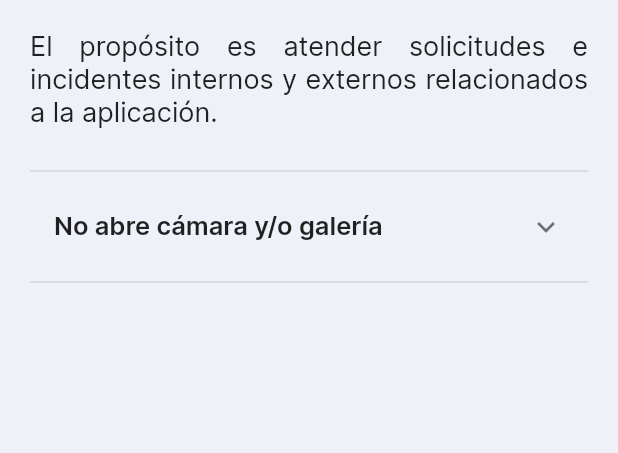
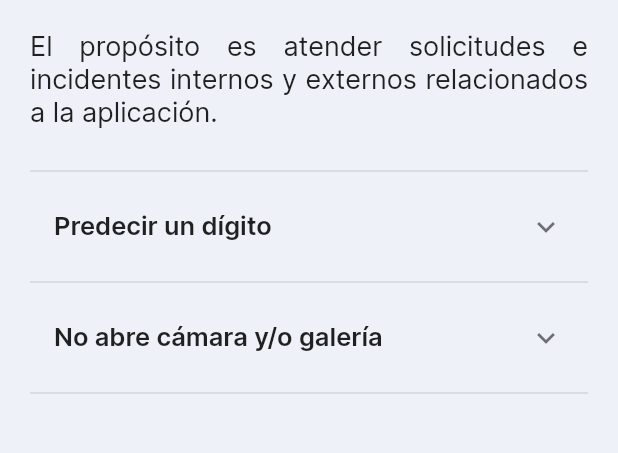
Before and after one commit to AgustinMontenegro95/digiscan, a Flutter app: the HelpScreen screen opened directly, on a phone screen of 412 x 824 dp, the part 81-534 px from its top. Run offline on Flutter 3.47's test engine with Material 2 defaults, Android fonts, the phone set to English and light mode, and no system bars; our stand-ins replace animate_do, flutter_native_splash, image_cropper, image_picker, permission_handler, rive and 2 more; missing offline and left inert: file_saver, flutter_tflite, invert_colors.

Commit message:
Se agregó en ayudas como predecir un digíto.

```diff
--- a/lib/screens/development_process/process_screen.dart
+++ b/lib/screens/development_process/process_development_screen.dart
@@ -1,5 +1,5 @@
 import 'package:flutter/material.dart';
-import 'package:digiscan/screens/development_process/components/body_process.dart';
+import 'package:digiscan/screens/development_process/components/body_development_process.dart';
 
 class DevelopmentProcessScreen extends StatelessWidget {
   const DevelopmentProcessScreen({super.key});
--- a/lib/screens/entry_point/components/side_bar.dart
+++ b/lib/screens/entry_point/components/side_bar.dart
@@ -4,7 +4,7 @@ import 'package:digiscan/screens/habinak_carlos/habinak_carlos_screen.dart';
 import 'package:digiscan/screens/help/help_screen.dart';
 import 'package:digiscan/screens/montenegro_agustin/montenegro_agustin_screen.dart';
 import 'package:digiscan/screens/more_about_digiscan/more_about_digiscan_screen.dart';
-import 'package:digiscan/screens/development_process/process_screen.dart';
+import 'package:digiscan/screens/development_process/process_development_screen.dart';
 import 'package:flutter/material.dart';
 import 'package:url_launcher/url_launcher_string.dart';
 
--- a/lib/screens/help/components/body_help.dart
+++ b/lib/screens/help/components/body_help.dart
@@ -39,6 +39,33 @@ class BodyHelp extends StatelessWidget {
                 ),
                 const SizedBox(height: 20),
                 Divider(color: Colors.grey.withOpacity(0.5)),
+                const ExpansionTile(
+                  title: Text(
+                    "Predecir un dígito",
+                    style: TextStyle(fontSize: 17, fontWeight: FontWeight.w700),
+                  ),
+                  children: [
+                    Text(
+                      "Para predecir un dígito lo que tienes que hacer es seguir los siguientes pasos:",
+                      textAlign: TextAlign.justify,
+                      style: TextStyle(
+                        fontSize: 16,
+                      ),
+                    ),
+                    SizedBox(height: 10),
+                    Padding(
+                      padding: EdgeInsets.symmetric(horizontal: 15),
+                      child: Text(
+                        "1) En pantalla principal, debes seleccionar \"Agregar imagen\" para luego abrir la galería o tomar una foto (en caso de no haber concedido antes los permisos, concederlos).\n2) Editar la imagen de modo que el dígito quede centrado dentro del recuadro y confirmar la selección.\n3) Por último, presionar el botón \"Predecir\" que nos brindará el resultado de la predicción.",
+                        textAlign: TextAlign.justify,
+                        style: TextStyle(
+                          fontSize: 15,
+                        ),
+                      ),
+                    ),
+                  ],
+                ),
+                Divider(color: Colors.grey.withOpacity(0.5)),
                 ExpansionTile(
                   title: const Text(
                     "No abre cámara y/o galería",
@@ -46,9 +73,20 @@ class BodyHelp extends StatelessWidget {
                   ),
                   children: [
                     const Text(
-                      "Debes conceder los permisos de uso a la aplicación. Como modificar estos permisos:\n - Ingresar a \"Modificar permisos\".\n - En la pantalla de información de la aplicación, seleccionar la opción \"Permisos\".\n - Elegir el gadget a modificar los permisos.\n - Seleccionar la opción \"Permitir\".\n - Listo. ",
+                      "Debes conceder los permisos de uso a la aplicación. Como modificar estos permisos:",
                       style: TextStyle(
                         fontSize: 16,
+                      ),
+                    ),
+                    const SizedBox(height: 15),
+                    const Padding(
+                      padding: EdgeInsets.symmetric(horizontal: 15),
+                      child: Text(
+                        "1) Ingresar a \"Modificar permisos\".\n2) En la pantalla de información de la aplicación, seleccionar la opción \"Permisos\".\n3) Elegir el gadget a modificar los permisos.\n4) Seleccionar la opción \"Permitir\" y ¡Listo!",
+                        style: TextStyle(
+                          fontSize: 16,
+                        ),
+                        textAlign: TextAlign.justify,
                       ),
                     ),
                     const SizedBox(height: 20),
```
Also changed, not shown: lib/screens/development_process/components/body_development_process.dart (added, +56 -0 lines), lib/screens/development_process/components/body_process.dart (deleted, +0 -50 lines), lib/screens/development_process/components/constant_data_dp.dart (added, +23 -0 lines), lib/screens/development_process/components/step_dp.dart (added, +26 -0 lines).
